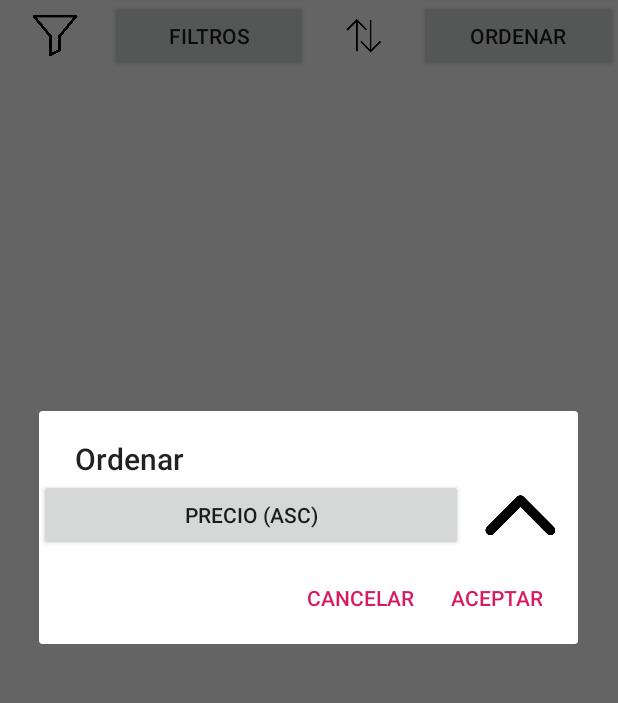
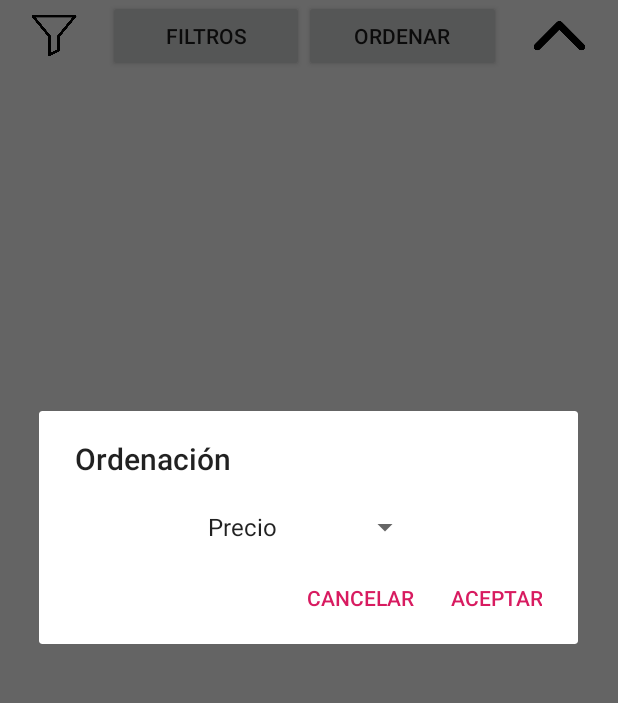
Before and after one commit to rivasjm/AppGasolinerasGrupo3, an Android app: the screen it shows after launch (MainActivity), after a tap on "ORDENAR", on a phone screen of 412 x 824 dp, the part 90-793 px from its top. Run offline under Robolectric (Android 15) with nearby library versions, the phone set to English and light mode, and no system bars; network calls fail.

Commit message:
Implementada la interfaz

```diff
--- a/AndroidProject/app/src/main/java/com/isunican/proyectobase/Views/MainActivity.java
+++ b/AndroidProject/app/src/main/java/com/isunican/proyectobase/Views/MainActivity.java
@@ -44,11 +44,11 @@ import android.widget.Toast;
 */
 public class MainActivity extends AppCompatActivity implements View.OnClickListener {
 
-    public static final String PRECIO_ASC = "Precio (asc)";
-    public static final String FLECHA_ARRIBA = "flecha_arriba";
-    public static final String DRAWABLE = "drawable";
-    public static final String CANCELAR = "Cancelar";
-    public static final String FICHERO = "datos.txt";
+    private static final String PRECIO_ASC = "Precio (asc)";
+    private static final String FLECHA_ARRIBA = "flecha_arriba";
+    private static final String FLECHA_ABAJO = "flecha_abajo";
+    private static final String DRAWABLE = "drawable";
+    private static final String FICHERO = "datos.txt";
 
     PresenterGasolineras presenterGasolineras;
 
@@ -64,8 +64,8 @@ public class MainActivity extends AppCompatActivity implements View.OnClickListe
     ImageButton config;
     ImageView menu;
     Button buttonConfig;
-
-
+    ImageView iconoOrden;
+    private String id_iconoDefecto = FLECHA_ARRIBA;
 
     //DRAWER LAYOUT
     DrawerLayout drawerLayout;
@@ -74,6 +74,7 @@ public class MainActivity extends AppCompatActivity implements View.OnClickListe
     //orden ascendente por defecto
     final String[] buttonString = {PRECIO_ASC};
     final String[] idImgOrdernPrecio = {FLECHA_ARRIBA};
+
 
     String tipoCombustible = "Gasóleo A"; //Por defecto
     boolean esAsc = true; //Por defecto ascendente
@@ -140,12 +141,16 @@ public class MainActivity extends AppCompatActivity implements View.OnClickListe
         config = findViewById(R.id.info);
         menu = findViewById(R.id.menuNav);
         buttonConfig = findViewById(R.id.btnConfiguracion);
+        iconoOrden = findViewById(R.id.iconoOrden);
         buttonFiltros.setOnClickListener(this);
         buttonOrden.setOnClickListener(this);
         config.setOnClickListener(this);
         menu.setOnClickListener(this);
         buttonConfig.setOnClickListener(this);
+        iconoOrden.setOnClickListener(this);
 
+        iconoOrden.setImageResource(getResources().getIdentifier(id_iconoDefecto,
+                DRAWABLE, getPackageName()));
     }
 
     public void clickMenu() {
@@ -167,7 +172,6 @@ public class MainActivity extends AppCompatActivity implements View.OnClickListe
         try {
             comb.setText("Combustible actual: "+presenterGasolineras.lecturaCombustiblePorDefecto(ac, FICHERO));
         } catch (IOException e) {
-            e.printStackTrace();
         }
         // El spinner creado contiene todos los items del array de Strings "operacionesArray"
         final ArrayAdapter<String> adapterSpinner = new ArrayAdapter<String>(
@@ -231,7 +235,7 @@ public class MainActivity extends AppCompatActivity implements View.OnClickListe
             closeDrawer(drawerLayout);
             refresca();
         });
-        builder.setNegativeButton(CANCELAR, (dialog, id) -> {
+        builder.setNegativeButton(getResources().getString(R.string.cancelar), (dialog, id) -> {
             dialog.dismiss();
             closeDrawer(drawerLayout);
         });
@@ -281,8 +285,8 @@ public class MainActivity extends AppCompatActivity implements View.OnClickListe
             adapterSpinner.setDropDownViewResource(android.R.layout.simple_spinner_dropdown_item);
             mSpinner.setAdapter(adapterSpinner);
 
-            // Set the action buttons
-            builder.setPositiveButton("Aceptar", (dialog, id) -> {
+            // Opcion "Aceptar"
+            builder.setPositiveButton(getResources().getString(R.string.aceptar), (dialog, id) -> {
                 // User clicked Aceptar, save the item selected in the spinner
                 // If the user does not select nothing, don't do anything
                 if (!mSpinner.getSelectedItem().toString().equalsIgnoreCase("Tipo de Combustible")) {
@@ -291,7 +295,9 @@ public class MainActivity extends AppCompatActivity implements View.OnClickListe
                 }
                 refresca();
             });
-            builder.setNegativeButton(CANCELAR, (dialog, id) -> dialog.dismiss());
+
+            //Opcion "Cancelar"
+            builder.setNegativeButton(getResources().getString(R.string.cancelar), (dialog, id) -> dialog.dismiss());
             builder.setView(mView);
             builder.create();
             builder.show();
@@ -299,49 +305,45 @@ public class MainActivity extends AppCompatActivity implements View.OnClickListe
         } else if (v.getId() == R.id.buttonOrden) {
             //comienzo de ordenar
             AlertDialog.Builder builder = new AlertDialog.Builder(this);
-
             // Vista escondida del nuevo layout para los diferentes spinners a implementar para los filtros
             View mView = getLayoutInflater().inflate(R.layout.ordenar_layout, null);
 
+            builder.setTitle(getResources().getString(R.string.tipo_ordenacion));
 
-            builder.setTitle("Ordenar");
-            final Button mb = (Button) mView.findViewById(R.id.buttonprecio);
-            final ImageView imgOrdenPrecio = mView.findViewById(R.id.iconoOrdenPrecio);
-
-            mb.setText(buttonString[0]);
-            imgOrdenPrecio.setImageResource(getResources().getIdentifier(idImgOrdernPrecio[0],
-                    DRAWABLE, getPackageName()));
-
-            final String[]  valorActualOrdenPrecio={ buttonString[0]};
-            final String[]  valorActualIconoPrecio={idImgOrdernPrecio[0]};
-            final boolean[] ordenActual = {esAsc};
-            mb.setOnClickListener(v1 -> {
-                ordenActual [0] = !ordenActual[0];
-                if (ordenActual[0]) {
-                    valorActualIconoPrecio[0] = FLECHA_ARRIBA;
-                    valorActualOrdenPrecio[0] = PRECIO_ASC;
-                } else {
-                    valorActualIconoPrecio[0]= "flecha_abajo";
-                    valorActualOrdenPrecio[0] = "Precio (des)";
-
-                }
-                imgOrdenPrecio.setImageResource(getResources().getIdentifier(valorActualIconoPrecio[0],
-                        DRAWABLE, getPackageName()));
-                mb.setText( valorActualOrdenPrecio[0]);
-            });
+            final Spinner mSpinner = (Spinner) mView.findViewById(R.id.tipoOrden);    // New spinner object
+            // El spinner creado contiene todos los items del array de Strings "operacionesArray"
+            ArrayAdapter<String> adapterSpinner = new ArrayAdapter<>(MainActivity.this,
+                    android.R.layout.simple_spinner_item,
+                    getResources().getStringArray(R.array.opcionesOrden));
+            // Al abrir el spinner la lista se abre hacia abajo
+            adapterSpinner.setDropDownViewResource(android.R.layout.simple_spinner_dropdown_item);
+            mSpinner.setAdapter(adapterSpinner);
 
 
-            builder.setPositiveButton("Aceptar", (dialog, id) -> {
-                buttonString[0] = valorActualOrdenPrecio[0];
-                idImgOrdernPrecio[0] = valorActualIconoPrecio[0];
-                esAsc= ordenActual[0];
+            //Opcion "Aceptar"
+            builder.setPositiveButton(getResources().getString(R.string.aceptar), (dialog, id) -> {
                 refresca();
             });
 
-            builder.setNegativeButton(CANCELAR, (dialog, id) -> dialog.dismiss());
+            //Opcion "Cancelar"
+            builder.setNegativeButton(getResources().getString(R.string.cancelar), (dialog, id) -> dialog.dismiss());
             builder.setView(mView);
             builder.create();
             builder.show();
+
+        }else if(v.getId() == R.id.iconoOrden){
+            String valorActualconoOrden = "";
+            if(esAsc){
+                valorActualconoOrden = FLECHA_ABAJO;
+            }else{
+                valorActualconoOrden = FLECHA_ARRIBA;
+            }
+            //cambia el tipo orden en caso de que sea ascendente pasa a descendente
+            //y en caso de estar en descendente pasa a ascendente
+            esAsc = !esAsc;
+            //se cambia el icono del orden
+            iconoOrden.setImageResource(getResources().getIdentifier(valorActualconoOrden,
+                    DRAWABLE, getPackageName()));
 
         } else if(v.getId() == R.id.info) {
             //Creating the instance of PopupMenu
--- a/AndroidProject/app/src/main/res/layout/activity_main.xml
+++ b/AndroidProject/app/src/main/res/layout/activity_main.xml
@@ -35,20 +35,20 @@
                 android:layout_weight="1"
                 android:text="Filtros" />
 
-            <ImageView
-                android:id="@+id/imageView2"
-                android:layout_width="30dp"
-                android:layout_height="35dp"
-                android:layout_gravity="center"
-                android:layout_weight="1"
-                app:srcCompat="@drawable/sort_icon" />
-
             <Button
                 android:id="@+id/buttonOrden"
                 android:layout_width="wrap_content"
                 android:layout_height="wrap_content"
                 android:layout_weight="1"
                 android:text="Ordenar" />
+
+            <ImageView
+                android:id="@+id/iconoOrden"
+                android:layout_width="35dp"
+                android:layout_height="35dp"
+                android:layout_gravity="center"
+                android:layout_weight="1"
+                android:clickable="true"/>
 
         </LinearLayout>
 
--- a/AndroidProject/app/src/main/res/layout/ordenar_layout.xml
+++ b/AndroidProject/app/src/main/res/layout/ordenar_layout.xml
@@ -2,17 +2,14 @@
 <LinearLayout xmlns:android="http://schemas.android.com/apk/res/android"
     xmlns:app="http://schemas.android.com/apk/res-auto"
     android:layout_width="match_parent"
-    android:layout_height="match_parent">
+    android:layout_height="match_parent"
+    android:gravity="center_horizontal">
 
-    <Button
-        android:id="@+id/buttonprecio"
-        android:layout_width="wrap_content"
+    <Spinner
+        android:id="@+id/tipoOrden"
+        android:layout_width="150dp"
         android:layout_height="wrap_content"
-        android:layout_weight="3" />
+        android:layout_marginTop="20dp"
+        android:gravity="center_horizontal" />
 
-    <ImageView
-        android:id="@+id/iconoOrdenPrecio"
-        android:layout_width="20dp"
-        android:layout_height="48dp"
-        android:layout_weight="1" />
 </LinearLayout>
--- a/AndroidProject/app/src/main/res/values/strings.xml
+++ b/AndroidProject/app/src/main/res/values/strings.xml
@@ -17,6 +17,7 @@
     <string name="configuracion">Configuración</string>
     <string name="combustible_default">Escoja su combustible de preferencia</string>
     <string name="combustible_actual">Combustible:</string>
+    <string name="tipo_ordenacion">Ordenación</string>
     <string-array name="operacionesArray">
         <item>Combustible</item>
         <item>Gasóleo A</item>
@@ -24,6 +25,11 @@
         <item>Gasolina 98</item>
         <item>Biodiésel</item>
         <item>Gasóleo Premium</item>
+    </string-array>
+
+    <string-array name="opcionesOrden">
+        <item>Precio</item>
+        <item>Distancia</item>
     </string-array>
 
     <string-array name="distanciasArray">
@@ -34,4 +40,8 @@
         <item>10 km</item>
         <item>5 km</item>
     </string-array>
+    <string name="aceptar">Aceptar</string>
+    <string name="cancelar">Cancelar</string>
+    <string name="establecer">Establecer</string>
+
 </resources>
```
Also changed, not shown: 1 other file.
